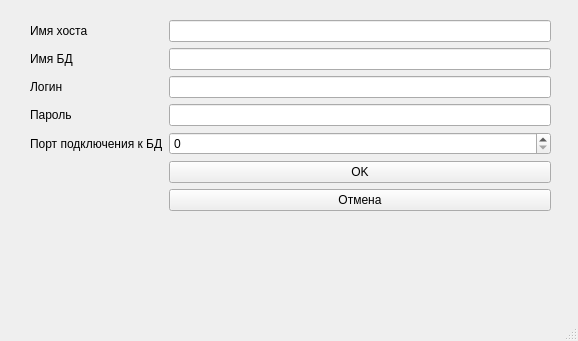
dogmaestro/qt, file qt_03/mainwindow.ui: the form before one commit.
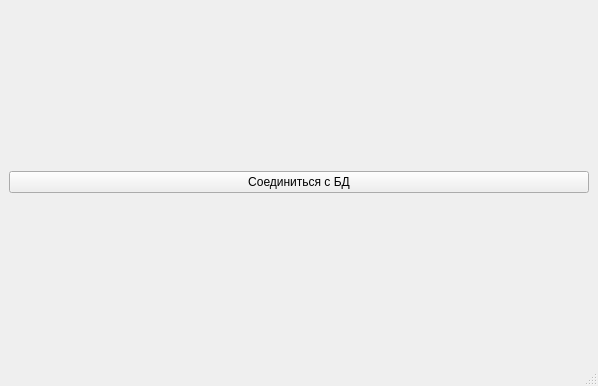
The form after the commit.

Commit message: Добавлено диалоговое окно

Diff of the .ui file:
```diff
--- a/qt_03/mainwindow.ui
+++ b/qt_03/mainwindow.ui
@@ -6,8 +6,8 @@
    <rect>
     <x>0</x>
     <y>0</y>
-    <width>578</width>
-    <height>341</height>
+    <width>598</width>
+    <height>386</height>
    </rect>
   </property>
   <property name="focusPolicy">
@@ -17,89 +17,15 @@
    <string>Подключение к БД</string>
   </property>
   <widget class="QWidget" name="centralwidget">
-   <widget class="QWidget" name="layoutWidget">
-    <property name="geometry">
-     <rect>
-      <x>30</x>
-      <y>20</y>
-      <width>521</width>
-      <height>267</height>
-     </rect>
-    </property>
-    <layout class="QFormLayout" name="formLayout">
-     <item row="0" column="0">
-      <widget class="QLabel" name="label">
-       <property name="text">
-        <string>Имя хоста</string>
-       </property>
-      </widget>
-     </item>
-     <item row="0" column="1">
-      <widget class="QLineEdit" name="hostname">
-       <property name="text">
-        <string/>
-       </property>
-       <property name="placeholderText">
-        <string/>
-       </property>
-      </widget>
-     </item>
-     <item row="2" column="0">
-      <widget class="QLabel" name="label_2">
-       <property name="text">
-        <string>Имя БД</string>
-       </property>
-      </widget>
-     </item>
-     <item row="2" column="1">
-      <widget class="QLineEdit" name="databaseName"/>
-     </item>
-     <item row="4" column="0">
-      <widget class="QLabel" name="label_3">
-       <property name="text">
-        <string>Логин</string>
-       </property>
-      </widget>
-     </item>
-     <item row="4" column="1">
-      <widget class="QLineEdit" name="login"/>
-     </item>
-     <item row="6" column="0">
-      <widget class="QLabel" name="label_4">
-       <property name="text">
-        <string>Пароль</string>
-       </property>
-      </widget>
-     </item>
-     <item row="6" column="1">
-      <widget class="QLineEdit" name="password"/>
-     </item>
-     <item row="8" column="0">
-      <widget class="QLabel" name="label_5">
-       <property name="text">
-        <string>Порт подключения к БД</string>
-       </property>
-      </widget>
-     </item>
-     <item row="8" column="1">
-      <widget class="QSpinBox" name="port"/>
-     </item>
-     <item row="10" column="1">
-      <widget class="QPushButton" name="cancel">
-       <property name="text">
-        <string>Отмена</string>
-       </property>
-      </widget>
-     </item>
-     <item row="9" column="1">
-      <widget class="QPushButton" name="connectButton">
-       <property name="text">
-        <string>OK</string>
-       </property>
-      </widget>
-     </item>
-    </layout>
-   </widget>
+   <layout class="QVBoxLayout" name="verticalLayout">
+    <item>
+     <widget class="QPushButton" name="connectButton">
+      <property name="text">
+       <string>Соединиться с БД</string>
+      </property>
+     </widget>
+    </item>
+   </layout>
   </widget>
   <widget class="QMenuBar" name="menubar">
    <property name="geometry">
```
Left out of the diff: 2 changed lines with no effect on the pictures. The commit also changes 7 other files.
